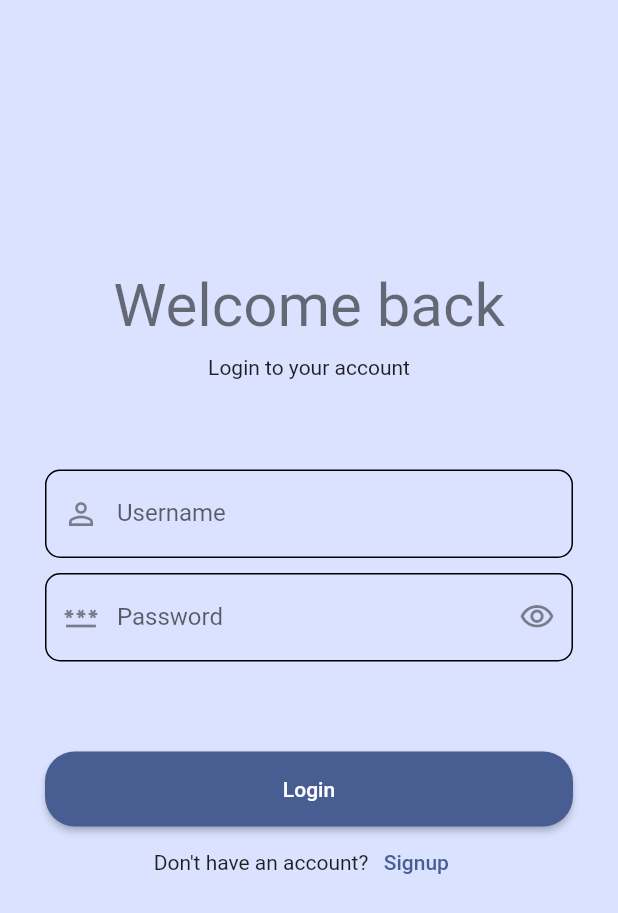
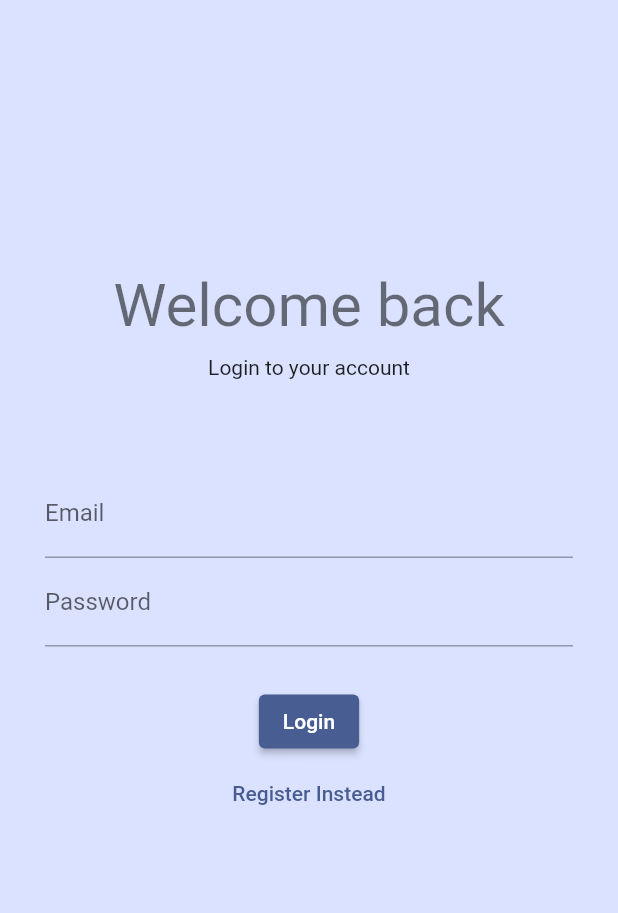
Before and after one commit to CMDR-VanderWaal/Customer_Satisfaction_App, a Flutter app: the screen it shows after launch, on a phone screen of 412 x 824 dp. Shown: the top 913 px of the screen. Run offline on Flutter 3.47's test engine with Material 2 defaults, Android fonts, the phone set to English and light mode, and no system bars; our stand-ins replace firebase_auth, hive_flutter; missing offline and left inert: dart:ffi; accounts and stored records are empty.

```diff
--- a/lib/main_app.dart
+++ b/lib/main_app.dart
@@ -1,3 +1,5 @@
+import 'dart:ffi';
+
 import 'package:flutter/material.dart';
 
 import 'ui/login.dart';
@@ -14,7 +16,21 @@ class MainApp extends StatelessWidget {
           seedColor: const Color.fromRGBO(32, 63, 129, 1.0),
         ),
       ),
-      home: const Login(),
+      home: const ToLogin(),
     );
   }
 }
+
+class ToLogin extends StatefulWidget {
+  const ToLogin({super.key});
+
+  @override
+  State<ToLogin> createState() => _ToLoginState();
+}
+
+class _ToLoginState extends State<ToLogin> {
+  @override
+  Widget build(BuildContext context) {
+    return Login();
+  }
+}
--- a/lib/ui/dateSelect.dart
+++ b/lib/ui/dateSelect.dart
@@ -55,7 +55,7 @@ class _HomeState extends State<DateSelector> {
                     context,
                     MaterialPageRoute(
                       builder: (context) {
-                        return const Login();
+                        return Login();
                       },
                     ),
                   );
--- a/lib/ui/login.dart
+++ b/lib/ui/login.dart
@@ -123,116 +123,119 @@ class _LoginState extends State<Login> {
                 style: Theme.of(context).textTheme.bodyMedium,
               ),
               const SizedBox(height: 60),
-              TextFormField(
-                controller: _controllerUsername,
-                keyboardType: TextInputType.name,
-                decoration: InputDecoration(
-                  labelText: "Username",
-                  prefixIcon: const Icon(Icons.person_outline),
-                  border: OutlineInputBorder(
-                    borderRadius: BorderRadius.circular(10),
-                  ),
-                  enabledBorder: OutlineInputBorder(
-                    borderRadius: BorderRadius.circular(10),
-                  ),
-                ),
-                onEditingComplete: () => _focusNodePassword.requestFocus(),
-                validator: (String? value) {
-                  if (value == null || value.isEmpty) {
-                    return "Please enter username.";
-                  } else if (!_boxAccounts.containsKey(value)) {
-                    return "Username is not registered.";
-                  }
+              // TextFormField(
+              //   controller: _controllerUsername,
+              //   keyboardType: TextInputType.name,
+              //   decoration: InputDecoration(
+              //     labelText: "Username",
+              //     prefixIcon: const Icon(Icons.person_outline),
+              //     border: OutlineInputBorder(
+              //       borderRadius: BorderRadius.circular(10),
+              //     ),
+              //     enabledBorder: OutlineInputBorder(
+              //       borderRadius: BorderRadius.circular(10),
+              //     ),
+              //   ),
+              //   onEditingComplete: () => _focusNodePassword.requestFocus(),
+              //   validator: (String? value) {
+              //     if (value == null || value.isEmpty) {
+              //       return "Please enter username.";
+              //     } else if (!_boxAccounts.containsKey(value)) {
+              //       return "Username is not registered.";
+              //     }
 
-                  return null;
-                },
-              ),
+              //     return null;
+              //   },
+              // ),
+              _entryField('Email', _controllerEmail),
+              _entryField('Password', _controllerPassword),
               const SizedBox(height: 10),
-              TextFormField(
-                controller: _controllerPassword,
-                focusNode: _focusNodePassword,
-                obscureText: _obscurePassword,
-                keyboardType: TextInputType.visiblePassword,
-                decoration: InputDecoration(
-                  labelText: "Password",
-                  prefixIcon: const Icon(Icons.password_outlined),
-                  suffixIcon: IconButton(
-                      onPressed: () {
-                        setState(() {
-                          _obscurePassword = !_obscurePassword;
-                        });
-                      },
-                      icon: _obscurePassword
-                          ? const Icon(Icons.visibility_outlined)
-                          : const Icon(Icons.visibility_off_outlined)),
-                  border: OutlineInputBorder(
-                    borderRadius: BorderRadius.circular(10),
-                  ),
-                  enabledBorder: OutlineInputBorder(
-                    borderRadius: BorderRadius.circular(10),
-                  ),
-                ),
-                validator: (String? value) {
-                  if (value == null || value.isEmpty) {
-                    return "Please enter password.";
-                  } else if (value !=
-                      _boxAccounts.get(_controllerUsername.text)) {
-                    return "Wrong password.";
-                  }
+              // TextFormField(
+              //   controller: _controllerPassword,
+              //   focusNode: _focusNodePassword,
+              //   obscureText: _obscurePassword,
+              //   keyboardType: TextInputType.visiblePassword,
+              //   decoration: InputDecoration(
+              //     labelText: "Password",
+              //     prefixIcon: const Icon(Icons.password_outlined),
+              //     suffixIcon: IconButton(
+              //         onPressed: () {
+              //           setState(() {
+              //             _obscurePassword = !_obscurePassword;
+              //           });
+              //         },
+              //         icon: _obscurePassword
+              //             ? const Icon(Icons.visibility_outlined)
+              //             : const Icon(Icons.visibility_off_outlined)),
+              //     border: OutlineInputBorder(
+              //       borderRadius: BorderRadius.circular(10),
+              //     ),
+              //     enabledBorder: OutlineInputBorder(
+              //       borderRadius: BorderRadius.circular(10),
+              //     ),
+              //   ),
+              //   validator: (String? value) {
+              //     if (value == null || value.isEmpty) {
+              //       return "Please enter password.";
+              //     } else if (value !=
+              //         _boxAccounts.get(_controllerUsername.text)) {
+              //       return "Wrong password.";
+              //     }
 
-                  return null;
-                },
-              ),
-              const SizedBox(height: 60),
-              Column(
-                children: [
-                  ElevatedButton(
-                    style: ElevatedButton.styleFrom(
-                      minimumSize: const Size.fromHeight(50),
-                      shape: RoundedRectangleBorder(
-                        borderRadius: BorderRadius.circular(20),
-                      ),
-                    ),
-                    onPressed: () {
-                      if (_formKey.currentState?.validate() ?? false) {
-                        _boxLogin.put("loginStatus", true);
-                        _boxLogin.put("userName", _controllerUsername.text);
+              //     return null;
+              //   },
+              // ),
+              _errorMessage(),
+              _submitButton(),
+              // const SizedBox(height: 60),
+              // Column(
+              //   children: [
+              //     ElevatedButton(
+              //       style: ElevatedButton.styleFrom(
+              //         minimumSize: const Size.fromHeight(50),
+              //         shape: RoundedRectangleBorder(
+              //           borderRadius: BorderRadius.circular(20),
+              //         ),
+              //       ),
+              //       onPressed: () {
+              //         if (_formKey.currentState?.validate() ?? false) {
+              //           _boxLogin.put("loginStatus", true);
+              //           _boxLogin.put("userName", _controllerUsername.text);
 
-                        Navigator.pushReplacement(
-                          context,
-                          MaterialPageRoute(
-                            builder: (context) {
-                              return Home();
-                            },
-                          ),
-                        );
-                      }
-                    },
-                    child: const Text("Login"),
-                  ),
-                  Row(
-                    mainAxisAlignment: MainAxisAlignment.center,
-                    children: [
-                      const Text("Don't have an account?"),
-                      TextButton(
-                        onPressed: () {
-                          _formKey.currentState?.reset();
+              //           Navigator.pushReplacement(
+              //             context,
+              //             MaterialPageRoute(
+              //               builder: (context) {
+              //                 return Home();
+              //               },
+              //             ),
+              //           );
+              //         }
+              //       },
+              //       child: const Text("Login"),
+              //     ),
+              // Row(
+              //   mainAxisAlignment: MainAxisAlignment.center,
+              //   children: [
+              //     const Text("Don't have an account?"),
+              //     TextButton(
+              //       onPressed: () {
+              //         _formKey.currentState?.reset();
 
-                          Navigator.push(
-                            context,
-                            MaterialPageRoute(
-                              builder: (context) {
-                                return const Signup();
-                              },
-                            ),
-                          );
-                        },
-                        child: const Text("Signup"),
-                      ),
-                    ],
-                  ),
-                ],
-              ),
+              //         Navigator.push(
+              //           context,
+              //           MaterialPageRoute(
+              //             builder: (context) {
+              //               return const Signup();
+              //             },
+              //           ),
+              //         );
+              //       },
+              //       child: const Text("Signup"),
+              //     ),
+              //   ],
+              // ),
+              _loginOrRegisterButton(),
             ],
           ),
         ),
```
Also changed, not shown: lib/widget_tree.dart (added, +29 -0 lines).
